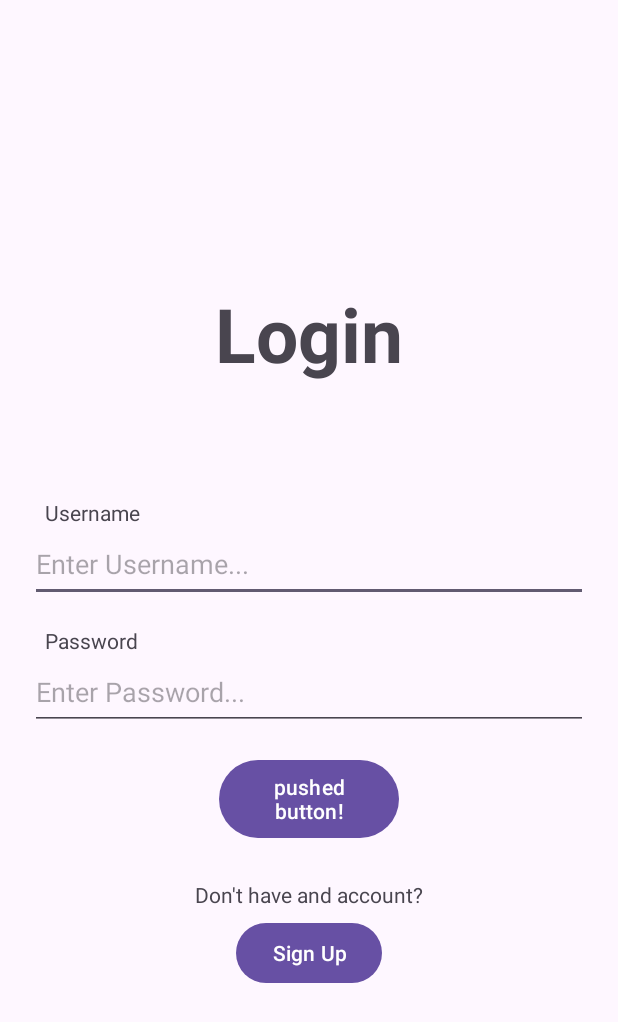
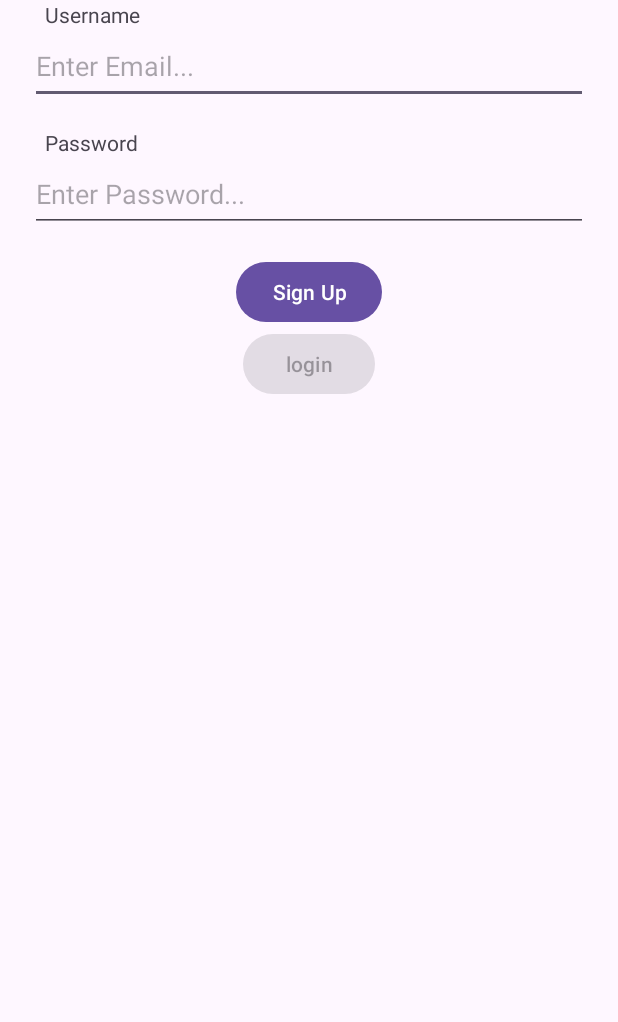
Before and after one commit to ahmet8zer/Music-Sharing-App, an Android app: the screen it shows after launch (MainActivity before the commit, Register after it), after a tap on "Sign Up", on a phone screen of 412 x 824 dp. Shown: the top 1022 px of the screen. Run offline under Robolectric (Android 15) with nearby library versions, the phone set to English and light mode, and no system bars; our stand-ins replace Firebase (no records; nobody signed in at launch, a user with empty details on screens opened directly); 2 other taps on this screen came first.

Commit message:
Added account creation

```diff
--- a/MusicSharing/app/src/main/AndroidManifest.xml
+++ b/MusicSharing/app/src/main/AndroidManifest.xml
@@ -1,7 +1,7 @@
 <?xml version="1.0" encoding="utf-8"?>
 <manifest xmlns:android="http://schemas.android.com/apk/res/android"
     xmlns:tools="http://schemas.android.com/tools">
-
+    <uses-permission android:name="android.permission.INTERNET"/>
     <application
         android:allowBackup="true"
         android:dataExtractionRules="@xml/data_extraction_rules"
@@ -12,6 +12,9 @@
         android:supportsRtl="true"
         android:theme="@style/Theme.MusicSharing"
         tools:targetApi="31">
+        <activity
+            android:name=".Register"
+            android:exported="false" />
         <activity
             android:name=".MainActivity"
             android:exported="true">
--- a/MusicSharing/app/src/main/java/com/example/musicsharing/MainActivity.java
+++ b/MusicSharing/app/src/main/java/com/example/musicsharing/MainActivity.java
@@ -2,6 +2,7 @@ package com.example.musicsharing;
 
 import androidx.appcompat.app.AppCompatActivity;
 
+import android.content.Intent;
 import android.os.Bundle;
 import android.util.Log;
 import android.view.View;
@@ -41,7 +42,9 @@ public class MainActivity extends AppCompatActivity {
         mSignupButton.setOnClickListener(new View.OnClickListener() {
             @Override
             public void onClick(View v) {
-                // Does nothing yet, but soon!
+                Intent intent = new Intent(getApplicationContext(), Register.class);
+                startActivity(intent);
+                finish();
             }
         });
         mUsername = (EditText) findViewById(R.id.username_field);
--- /dev/null
+++ b/MusicSharing/app/src/main/java/com/example/musicsharing/Register.java
@@ -0,0 +1,89 @@
+package com.example.musicsharing;
+
+import androidx.annotation.NonNull;
+import androidx.appcompat.app.AppCompatActivity;
+
+import android.content.Intent;
+import android.os.Bundle;
+import android.text.TextUtils;
+import android.util.Log;
+import android.view.View;
+import android.widget.Button;
+import android.widget.EditText;
+import android.widget.Toast;
+
+import com.google.android.gms.tasks.OnCompleteListener;
+import com.google.android.gms.tasks.Task;
+import com.google.android.material.textfield.TextInputEditText;
+import com.google.firebase.Firebase;
+import com.google.firebase.auth.AuthResult;
+import com.google.firebase.auth.FirebaseAuth;
+import com.google.firebase.auth.FirebaseUser;
+
+public class Register extends AppCompatActivity {
+
+    private EditText mEditTextEmail, mEditTextPassword;
+    private Button mSigninButton, mLoginButton;
+
+    private FirebaseAuth mAuth;
+    @Override
+    protected void onCreate(Bundle savedInstanceState) {
+        super.onCreate(savedInstanceState);
+        setContentView(R.layout.activity_register);
+
+        mAuth = FirebaseAuth.getInstance();
+        mEditTextEmail = (EditText) findViewById(R.id.register_username_field);
+
+        mEditTextPassword = (EditText) findViewById(R.id.register_password_field);
+
+        mSigninButton = (Button) findViewById(R.id.signin_button);
+
+        mLoginButton = (Button) findViewById(R.id.register_login_button);
+
+        mLoginButton.setOnClickListener(new View.OnClickListener() {
+            @Override
+            public void onClick(View view) {
+                Intent intent = new Intent(getApplicationContext(), MainActivity.class);
+                startActivity(intent);
+                finish();
+            }
+        });
+
+        mLoginButton.setEnabled(false);
+        mSigninButton.setOnClickListener(new View.OnClickListener() {
+            @Override
+            public void onClick(View view) {
+                String email, password;
+                email = String.valueOf(mEditTextEmail.getText());
+                password = String.valueOf(mEditTextPassword.getText());
+
+                if(TextUtils.isEmpty(email)){
+                    Toast.makeText(Register.this, "Please provide an email", Toast.LENGTH_SHORT).show();
+                    return;
+                } else if (TextUtils.isEmpty(password)) {
+                    Toast.makeText(Register.this, "Please provide a password", Toast.LENGTH_SHORT).show();
+                    return;
+                }
+
+
+                mAuth.createUserWithEmailAndPassword(email, password)
+                        .addOnCompleteListener(new OnCompleteListener<AuthResult>() {
+                            @Override
+                            public void onComplete(@NonNull Task<AuthResult> task) {
+                                if (task.isSuccessful()) {
+                                    Toast.makeText(Register.this, "Created Account",
+                                            Toast.LENGTH_SHORT).show();
+                                    mLoginButton.setEnabled(true);
+                                } else {
+                                    // If sign in fails, display a message to the user.
+                                    Toast.makeText(Register.this, "Authentication failed.",
+                                            Toast.LENGTH_SHORT).show();
+
+                                }
+                            }
+                        });
+            }
+        });
+
+    }
+}
--- /dev/null
+++ b/MusicSharing/app/src/main/res/layout/activity_register.xml
@@ -0,0 +1,74 @@
+<?xml version="1.0" encoding="utf-8"?>
+<FrameLayout xmlns:android="http://schemas.android.com/apk/res/android"
+    xmlns:tools="http://schemas.android.com/tools"
+    android:layout_width="match_parent"
+    android:layout_height="match_parent"
+    tools:context=".FirstFragment">
+
+    <!-- TODO: Update blank fragment layout -->
+    <LinearLayout
+        android:layout_width="match_parent"
+        android:layout_height="wrap_content"
+        android:orientation="vertical">
+        <TextView
+            android:layout_width="wrap_content"
+            android:layout_height="wrap_content"
+            android:layout_gravity="start"
+            android:paddingLeft="30dp"
+            android:text="@string/username_text" />
+
+        <EditText
+            android:id="@+id/register_username_field"
+            android:layout_width="match_parent"
+            android:layout_height="50dp"
+            android:layout_marginLeft="20dp"
+            android:layout_marginRight="20dp"
+            android:layout_marginBottom="16dp"
+            android:hint="@string/email_hint"
+            android:inputType="text" />
+
+        <TextView
+            android:layout_width="wrap_content"
+            android:layout_height="wrap_content"
+            android:paddingLeft="30dp"
+            android:text="@string/password_text" />
+
+        <EditText
+            android:id="@+id/register_password_field"
+            android:layout_width="match_parent"
+            android:layout_height="50dp"
+            android:layout_marginLeft="20dp"
+            android:layout_marginRight="20dp"
+            android:layout_marginBottom="16dp"
+            android:hint="@string/password_hint"
+            android:inputType="textPassword" />
+
+        <LinearLayout
+            android:layout_width="match_parent"
+            android:layout_height="match_parent"
+            android:orientation="horizontal"
+            android:gravity="center"
+            >
+            <LinearLayout
+                android:layout_width="match_parent"
+                android:layout_height="match_parent"
+                android:orientation="vertical"
+                android:gravity="center"
+                >
+            <Button
+                android:id="@+id/signin_button"
+                android:layout_width="wrap_content"
+                android:layout_height="wrap_content"
+                android:gravity="center"
+                android:text="@string/signup_button" />
+
+                <Button
+                    android:id="@+id/register_login_button"
+                    android:layout_width="wrap_content"
+                    android:layout_height="wrap_content"
+                    android:gravity="center"
+                    android:text="@string/login_button" />
+        </LinearLayout>
+        </LinearLayout>
+    </LinearLayout>
+</FrameLayout>
--- a/MusicSharing/app/src/main/res/layout/fragment_first.xml
+++ b/MusicSharing/app/src/main/res/layout/fragment_first.xml
@@ -24,7 +24,7 @@
         android:layout_marginLeft="20dp"
         android:layout_marginRight="20dp"
         android:layout_marginBottom="16dp"
-        android:hint="@string/username_hint"
+        android:hint="@string/email_hint"
         android:inputType="text" />
 
     <TextView
--- a/MusicSharing/app/src/main/res/values/strings.xml
+++ b/MusicSharing/app/src/main/res/values/strings.xml
@@ -2,7 +2,7 @@
     <string name="app_name">MusicSharing</string>
     <string name="login_text">Login</string>
     <string name="username_text">Username</string>
-    <string name="username_hint">Enter Username...</string>
+    <string name="email_hint">Enter Email...</string>
     <string name="password_text">Password</string>
     <string name="password_hint">Enter Password...</string>
     <string name="login_button">login</string>
--- a/MusicSharing/build.gradle.kts
+++ b/MusicSharing/build.gradle.kts
@@ -1,3 +1,8 @@
+buildscript {
+    dependencies {
+        classpath("com.google.gms:google-services:4.4.0")
+    }
+}
 // Top-level build file where you can add configuration options common to all sub-projects/modules.
 plugins {
     id("com.android.application") version "8.1.1" apply false
```
Also changed, not shown: MusicSharing/app/build.gradle.kts (+5 -3 lines), MusicSharing/app/src/main/res/layout/activity_main.xml (+36 -5 lines), 1 other file.
